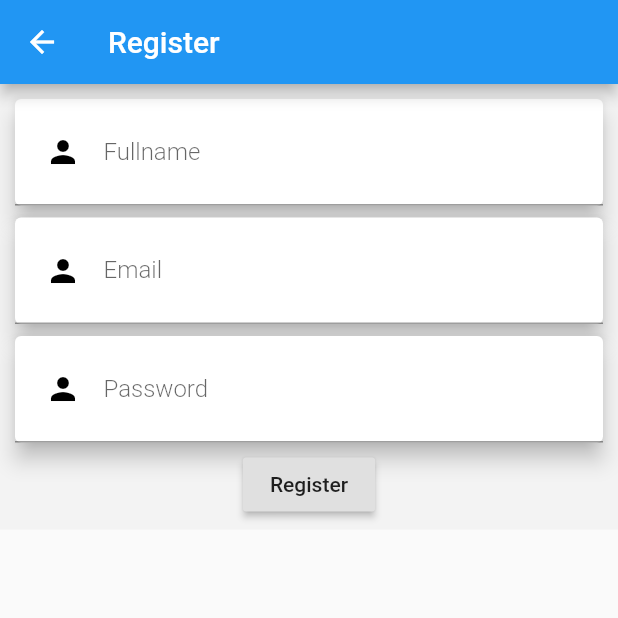
After one commit to bhu1oja/flutter_LoginSignup-phpMyAdmin, a Flutter app: the screen it shows after launch, after a tap on "Register", on a phone screen of 412 x 824 dp, the top half of it. The commit adds this screen. Run offline on Flutter 3.47's test engine with Material 2 defaults, Android fonts, the phone set to English and light mode, and no system bars; our stand-ins replace fluttertoast; network calls fail.

Commit message:
initial commit

```diff
--- a/lib/main.dart
+++ b/lib/main.dart
@@ -1,111 +1,58 @@
+import 'package:flutter/cupertino.dart';
 import 'package:flutter/material.dart';
+import 'package:login_signup/login.dart';
+import 'package:login_signup/register.dart';
 
 void main() => runApp(MyApp());
 
 class MyApp extends StatelessWidget {
-  // This widget is the root of your application.
   @override
   Widget build(BuildContext context) {
     return MaterialApp(
       title: 'Flutter Demo',
       theme: ThemeData(
-        // This is the theme of your application.
-        //
-        // Try running your application with "flutter run". You'll see the
-        // application has a blue toolbar. Then, without quitting the app, try
-        // changing the primarySwatch below to Colors.green and then invoke
-        // "hot reload" (press "r" in the console where you ran "flutter run",
-        // or simply save your changes to "hot reload" in a Flutter IDE).
-        // Notice that the counter didn't reset back to zero; the application
-        // is not restarted.
+
         primarySwatch: Colors.blue,
       ),
-      home: MyHomePage(title: 'Flutter Demo Home Page'),
+      home: MyHomePage(),
     );
   }
 }
 
 class MyHomePage extends StatefulWidget {
-  MyHomePage({Key key, this.title}) : super(key: key);
-
-  // This widget is the home page of your application. It is stateful, meaning
-  // that it has a State object (defined below) that contains fields that affect
-  // how it looks.
-
-  // This class is the configuration for the state. It holds the values (in this
-  // case the title) provided by the parent (in this case the App widget) and
-  // used by the build method of the State. Fields in a Widget subclass are
-  // always marked "final".
-
-  final String title;
-
   @override
   _MyHomePageState createState() => _MyHomePageState();
 }
 
 class _MyHomePageState extends State<MyHomePage> {
-  int _counter = 0;
-
-  void _incrementCounter() {
-    setState(() {
-      // This call to setState tells the Flutter framework that something has
-      // changed in this State, which causes it to rerun the build method below
-      // so that the display can reflect the updated values. If we changed
-      // _counter without calling setState(), then the build method would not be
-      // called again, and so nothing would appear to happen.
-      _counter++;
-    });
-  }
-
   @override
   Widget build(BuildContext context) {
-    // This method is rerun every time setState is called, for instance as done
-    // by the _incrementCounter method above.
-    //
-    // The Flutter framework has been optimized to make rerunning build methods
-    // fast, so that you can just rebuild anything that needs updating rather
-    // than having to individually change instances of widgets.
     return Scaffold(
       appBar: AppBar(
-        // Here we take the value from the MyHomePage object that was created by
-        // the App.build method, and use it to set our appbar title.
-        title: Text(widget.title),
+        title: Text("Home Page"),
       ),
       body: Center(
-        // Center is a layout widget. It takes a single child and positions it
-        // in the middle of the parent.
         child: Column(
-          // Column is also layout widget. It takes a list of children and
-          // arranges them vertically. By default, it sizes itself to fit its
-          // children horizontally, and tries to be as tall as its parent.
-          //
-          // Invoke "debug painting" (press "p" in the console, choose the
-          // "Toggle Debug Paint" action from the Flutter Inspector in Android
-          // Studio, or the "Toggle Debug Paint" command in Visual Studio Code)
-          // to see the wireframe for each widget.
-          //
-          // Column has various properties to control how it sizes itself and
-          // how it positions its children. Here we use mainAxisAlignment to
-          // center the children vertically; the main axis here is the vertical
-          // axis because Columns are vertical (the cross axis would be
-          // horizontal).
-          mainAxisAlignment: MainAxisAlignment.center,
           children: <Widget>[
-            Text(
-              'You have pushed the button this many times:',
+            RaisedButton(
+              onPressed: (){
+                 Navigator.of(context).push(new CupertinoPageRoute(builder: (BuildContext context){
+                   return new MyLogin();
+                 }));
+              },
+              child: Text("Login"),
             ),
-            Text(
-              '$_counter',
-              style: Theme.of(context).textTheme.display1,
-            ),
+            RaisedButton(
+              onPressed: (){
+                 Navigator.of(context).push(new CupertinoPageRoute(builder: (BuildContext context){
+                   return new MyRegister();
+                 }));
+              },
+              child: Text("Register"),
+            )
           ],
         ),
       ),
-      floatingActionButton: FloatingActionButton(
-        onPressed: _incrementCounter,
-        tooltip: 'Increment',
-        child: Icon(Icons.add),
-      ), // This trailing comma makes auto-formatting nicer for build methods.
     );
   }
 }
--- /dev/null
+++ b/lib/register.dart
@@ -0,0 +1,137 @@
+import 'package:flutter/material.dart';
+import 'dart:convert';
+import 'package:http/http.dart' as http;
+import 'package:fluttertoast/fluttertoast.dart';
+
+class MyRegister extends StatefulWidget {
+  @override
+  _MyRegisterState createState() => _MyRegisterState();
+}
+
+class _MyRegisterState extends State<MyRegister> {
+  TextEditingController _controllerName = new TextEditingController();
+  TextEditingController _controllerEmail = new TextEditingController();
+  TextEditingController _controllerPassword = new TextEditingController();
+ var url = "http://192.168.***.***/myAppFolder/register.php";
+void addData() async{
+ var response = await http.post(url,
+body: {
+    "Email": _controllerEmail.text.trim(),
+    "Name": _controllerName.text.trim(),
+    "Password": _controllerPassword.text.trim(),
+  }
+  );
+  var jsonData = jsonDecode(response.body);
+  var jsonString = jsonData['message'];
+  // obtain shared preferences
+
+   if(jsonString=='success'){
+     myToast(jsonString);
+     //You can route to your desire page here
+  }else{
+    myToast(jsonString);
+  }
+}
+
+  @override
+  Widget build(BuildContext context) {
+    return Scaffold(
+      appBar: AppBar(
+        title: Text("Register"),
+      ),
+      body: SingleChildScrollView(
+              child: Container(
+          padding: const EdgeInsets.all(6.0),
+          color: Colors.grey.withAlpha(20),
+                child: Column(
+            children: <Widget>[
+               //card for Fullname TextField
+                   Card(
+                     elevation: 6.0,
+               child: TextField(
+                 controller: _controllerName,
+              style: TextStyle(
+                        color: Colors.black,
+                        fontSize: 16,
+                        fontWeight: FontWeight.w300,
+                     ),
+              decoration: InputDecoration(
+                prefixIcon: Padding(
+                  padding: EdgeInsets.only(left:20,right:15),
+                  child: Icon(Icons.person, color: Colors.black),
+                ),
+                contentPadding: EdgeInsets.all(18),
+                labelText: "Fullname"
+              ),
+              obscureText:false,
+              ),
+                   ),
+               //card for Email TextField
+                   Card(
+                     elevation: 6.0,
+              child: TextField(
+                controller: _controllerEmail,
+              style: TextStyle(
+                        color: Colors.black,
+                        fontSize: 16,
+                        fontWeight: FontWeight.w300,
+                     ),
+              decoration: InputDecoration(
+                prefixIcon: Padding(
+                  padding: EdgeInsets.only(left:20,right:15),
+                  child: Icon(Icons.person, color: Colors.black),
+                ),
+                contentPadding: EdgeInsets.all(18),
+                labelText: "Email"
+              ),
+              obscureText:false,
+              ),
+                   ),
+               //card for Password TextField
+                   Card(
+                     elevation: 6.0,
+              child: TextField(
+                controller: _controllerPassword,
+              style: TextStyle(
+                        color: Colors.black,
+                        fontSize: 16,
+                        fontWeight: FontWeight.w300,
+                     ),
+              decoration: InputDecoration(
+                prefixIcon: Padding(
+                  padding: EdgeInsets.only(left:20,right:15),
+                  child: Icon(Icons.person, color: Colors.black),
+                ),
+                contentPadding: EdgeInsets.all(18),
+                labelText: "Password"
+              ),
+              obscureText:true,
+              ),
+                   ),
+
+               //Signup Button
+
+               RaisedButton(
+                 onPressed: (){
+                   addData();
+                 },
+                 child: Text("Register"),
+               )
+            ],
+          ),
+        ),
+      ),
+    );
+  }
+}
+
+myToast(String toast){
+return Fluttertoast.showToast(
+        msg: toast,
+        toastLength: Toast.LENGTH_SHORT,
+        gravity: ToastGravity.CENTER,
+        timeInSecForIos: 1,
+        backgroundColor: Colors.red,
+        textColor: Colors.white
+    );
+}
```
Also changed, not shown: lib/login.dart (added, +111 -0 lines).
